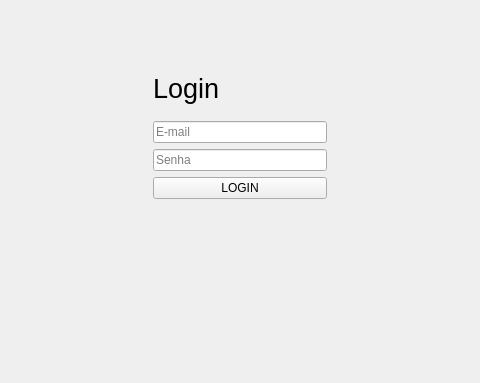
Above: forms/telaLogin.ui from Leandrolovo1/ProcessoSeletivoCpp before the change; both pictures show x 131 to 611 and y 89 to 472 of the 742 by 472 pixel window. Below: the same form after it.
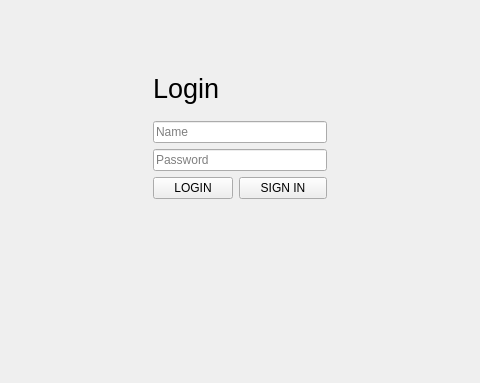
That is the form after the change.

Patch:
```diff
--- a/forms/telaLogin.ui
+++ b/forms/telaLogin.ui
@@ -195,7 +195,7 @@
          <bool>false</bool>
         </property>
         <property name="placeholderText">
-         <string>E-mail</string>
+         <string>Name</string>
         </property>
        </widget>
       </item>
@@ -220,20 +220,7 @@
          <enum>QLineEdit::EchoMode::Password</enum>
         </property>
         <property name="placeholderText">
-         <string>Senha</string>
-        </property>
-       </widget>
-      </item>
-      <item row="4" column="0" colspan="2">
-       <widget class="QPushButton" name="pushButton">
-        <property name="sizePolicy">
-         <sizepolicy hsizetype="Minimum" vsizetype="Fixed">
-          <horstretch>0</horstretch>
-          <verstretch>0</verstretch>
-         </sizepolicy>
-        </property>
-        <property name="text">
-         <string>LOGIN</string>
+         <string>Password</string>
         </property>
        </widget>
       </item>
@@ -250,6 +237,26 @@
         </property>
        </spacer>
       </item>
+      <item row="4" column="0">
+       <widget class="QPushButton" name="LoginButton">
+        <property name="sizePolicy">
+         <sizepolicy hsizetype="Minimum" vsizetype="Fixed">
+          <horstretch>0</horstretch>
+          <verstretch>0</verstretch>
+         </sizepolicy>
+        </property>
+        <property name="text">
+         <string>LOGIN</string>
+        </property>
+       </widget>
+      </item>
+      <item row="4" column="1">
+       <widget class="QPushButton" name="SignInButton">
+        <property name="text">
+         <string>SIGN IN</string>
+        </property>
+       </widget>
+      </item>
      </layout>
     </item>
     <item row="0" column="6">
```
Left out of the diff: 4 changed lines with no effect on the pictures.
